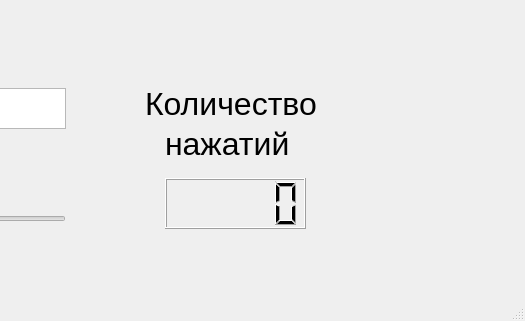
Qt form mainwindow.ui (tomyqg/topaz-m) before a commit; both pictures show x 755 to 1280 and y 479 to 800 of the 1280 by 800 pixel window.
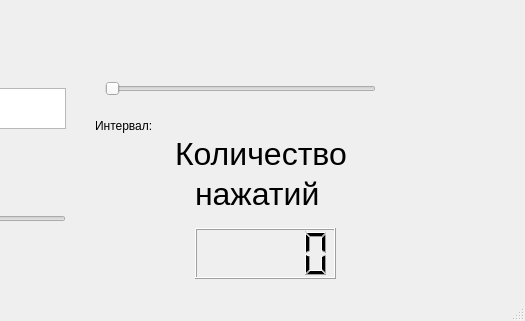
The same form after that commit. Icons and pictures are not drawn. Custom widgets are drawn as their Qt base class.

The edit to the form file:
```diff
--- a/mainwindow.ui
+++ b/mainwindow.ui
@@ -228,8 +228,8 @@
    <widget class="QLCDNumber" name="lcdNumber_2">
     <property name="geometry">
      <rect>
-      <x>920</x>
-      <y>640</y>
+      <x>950</x>
+      <y>690</y>
       <width>141</width>
       <height>51</height>
      </rect>
@@ -238,8 +238,8 @@
    <widget class="QLabel" name="label_8">
     <property name="geometry">
      <rect>
-      <x>900</x>
-      <y>550</y>
+      <x>930</x>
+      <y>600</y>
       <width>191</width>
       <height>31</height>
      </rect>
@@ -256,8 +256,8 @@
    <widget class="QLabel" name="label_9">
     <property name="geometry">
      <rect>
-      <x>920</x>
-      <y>590</y>
+      <x>950</x>
+      <y>640</y>
       <width>191</width>
       <height>31</height>
      </rect>
@@ -284,6 +284,44 @@
      <string>Нормированное значение</string>
     </property>
    </widget>
+   <widget class="QSlider" name="horizontalSlider_2">
+    <property name="geometry">
+     <rect>
+      <x>860</x>
+      <y>540</y>
+      <width>271</width>
+      <height>22</height>
+     </rect>
+    </property>
+    <property name="minimum">
+     <number>100</number>
+    </property>
+    <property name="maximum">
+     <number>2000</number>
+    </property>
+    <property name="singleStep">
+     <number>100</number>
+    </property>
+    <property name="pageStep">
+     <number>100</number>
+    </property>
+    <property name="orientation">
+     <enum>Qt::Horizontal</enum>
+    </property>
+   </widget>
+   <widget class="QLabel" name="label_2">
+    <property name="geometry">
+     <rect>
+      <x>850</x>
+      <y>580</y>
+      <width>251</width>
+      <height>16</height>
+     </rect>
+    </property>
+    <property name="text">
+     <string>Интервал: </string>
+    </property>
+   </widget>
   </widget>
   <widget class="QMenuBar" name="menuBar">
    <property name="geometry">
```
